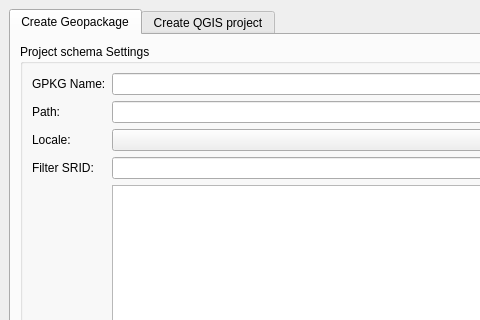
This is core/ui/admin/admin_ui.ui in ibergis/ibergis_qgis_plugin as Qt 5 draws it before an edit; both pictures show x 0 to 480 and y 0 to 320 of the 800 by 600 pixel window. The edited form follows.
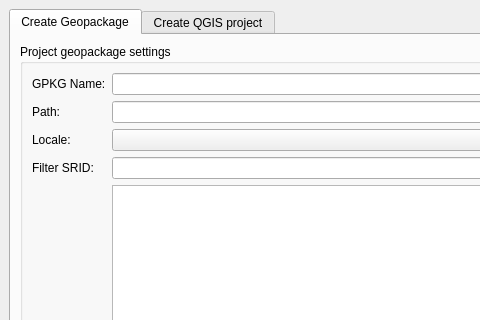
This is the edited form.

Commit message: Remove unused dialogs

```diff
--- a/core/ui/admin/admin_ui.ui
+++ b/core/ui/admin/admin_ui.ui
@@ -30,7 +30,7 @@
           <item row="0" column="0">
            <widget class="QGroupBox" name="grb_projectschema">
             <property name="title">
-             <string>Project schema Settings</string>
+             <string>Project geopackage settings</string>
             </property>
             <layout class="QGridLayout" name="gridLayout_2">
              <item row="1" column="0">
```
The commit also changes 3 other files.
